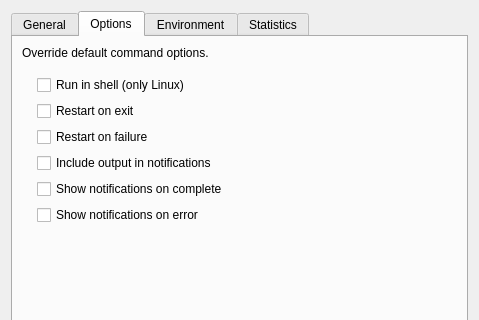
Qt form tray_runner/gui/command_dialog.ui (okelet/tray-runner) before a commit; both pictures show x 0 to 479 and y 0 to 320 of the 479 by 516 pixel window.
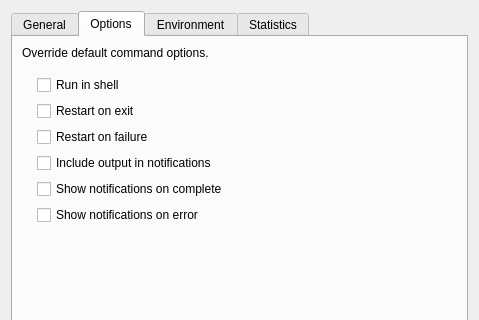
The same form after that commit. The open tabs and pages were chosen to show the change.

Commit message: Code format, remove windows specifics

Diff of the .ui file:
```diff
--- a/tray_runner/gui/command_dialog.ui
+++ b/tray_runner/gui/command_dialog.ui
@@ -221,7 +221,7 @@
           <item row="0" column="1">
            <widget class="QCheckBox" name="run_in_shell_checkbox">
             <property name="text">
-             <string>Run in shell (only Linux)</string>
+             <string>Run in shell</string>
             </property>
             <property name="tristate">
              <bool>true</bool>
```
The commit also changes 4 other files.
